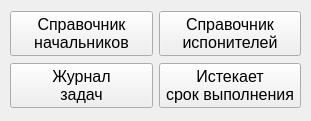
Qt form ui/main_menu.ui (alex-klev/Task_Log_WinForm) before a commit.
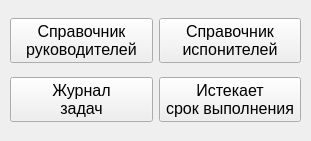
The same form after that commit.

Commit message: добавление функций кнопок в форме руководителей

```diff
--- a/ui/main_menu.ui
+++ b/ui/main_menu.ui
@@ -7,19 +7,19 @@
     <x>0</x>
     <y>0</y>
     <width>311</width>
-    <height>121</height>
+    <height>141</height>
    </rect>
   </property>
   <property name="minimumSize">
    <size>
     <width>311</width>
-    <height>121</height>
+    <height>141</height>
    </size>
   </property>
   <property name="maximumSize">
    <size>
     <width>311</width>
-    <height>121</height>
+    <height>141</height>
    </size>
   </property>
   <property name="font">
@@ -37,7 +37,7 @@
       <x>10</x>
       <y>10</y>
       <width>291</width>
-      <height>100</height>
+      <height>121</height>
      </rect>
     </property>
     <layout class="QGridLayout" name="gridLayout">
@@ -53,7 +53,7 @@
       <widget class="QPushButton" name="btnBosesCatalog">
        <property name="text">
         <string>Справочник
-начальников</string>
+руководителей</string>
        </property>
       </widget>
      </item>
```
The commit also changes 56 other files.
